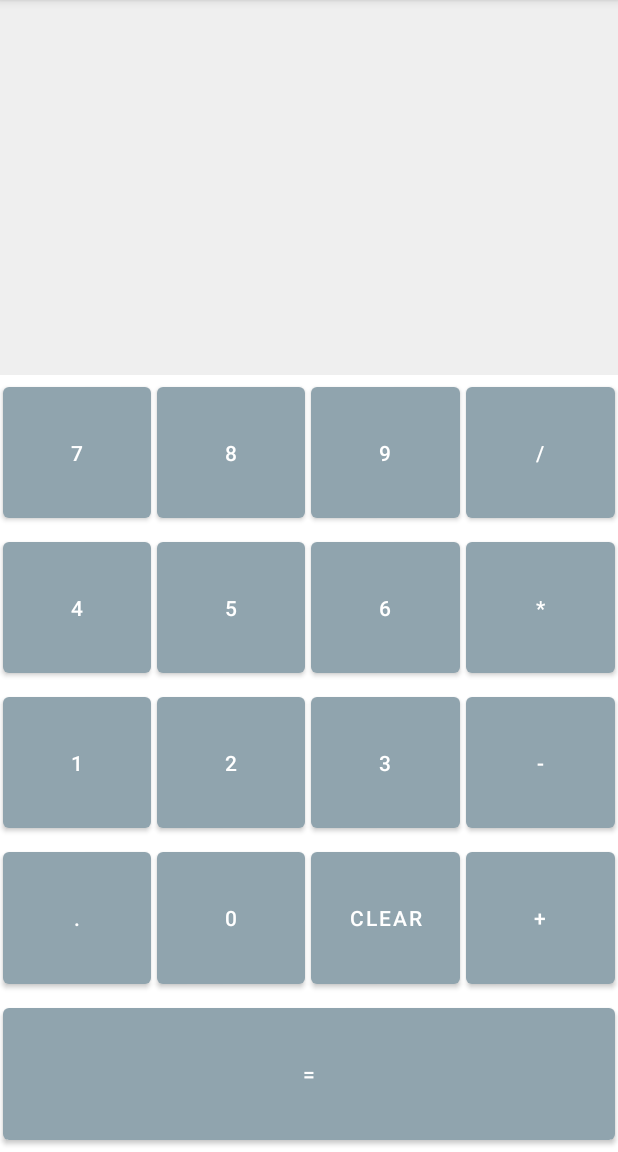
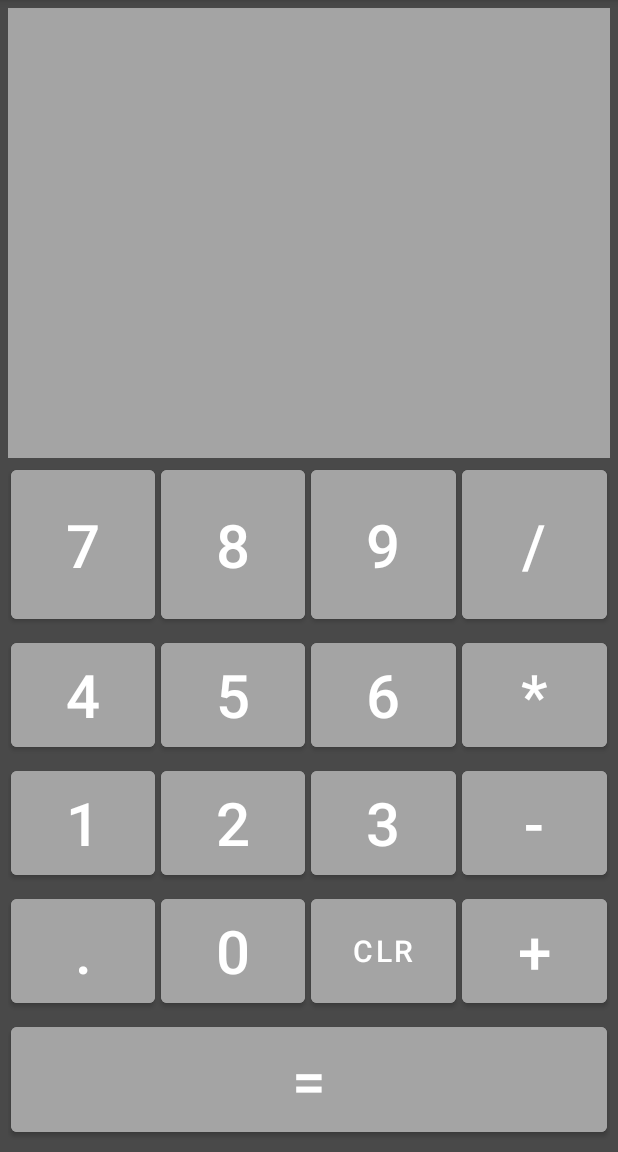
Before and after one commit to div780/Calculator, an Android app: the screen it shows after launch (MainActivity), on a phone screen of 412 x 824 dp, the part 84-1236 px from its top. Run offline under Robolectric (Android 15) with nearby library versions, the phone set to English and light mode, and no system bars.

Commit message:
finished project

```diff
--- a/app/src/main/java/com/div/mycalculator/MainActivity.kt
+++ b/app/src/main/java/com/div/mycalculator/MainActivity.kt
@@ -13,6 +13,7 @@ class MainActivity : AppCompatActivity() {
     private var tvInput: TextView? =null
     var lastNumeric: Boolean=false
     var lastDot: Boolean=false
+
 
 
     override fun onCreate(savedInstanceState: Bundle?) {
--- /dev/null
+++ b/app/src/main/res/drawable/btn_backggound.xml
@@ -0,0 +1,6 @@
+<?xml version="1.0" encoding="utf-8"?>
+<shape xmlns:android="http://schemas.android.com/apk/res/android">
+    <corners android:radius="15dp"/>
+
+    <solid android:color="#a4a4a4"/>
+</shape>
--- a/app/src/main/res/layout/activity_main.xml
+++ b/app/src/main/res/layout/activity_main.xml
@@ -4,17 +4,19 @@
     xmlns:tools="http://schemas.android.com/tools"
     android:layout_width="match_parent"
     android:layout_height="match_parent"
+    android:padding="5dp"
     tools:context=".MainActivity"
+    android:background="#494949"
     android:orientation="vertical">
 
     <TextView
         android:id="@+id/tvInput"
         android:layout_width="match_parent"
-        android:layout_height="250dp"
-        android:background="#efefef"
-        android:padding="20dp"
+        android:layout_height="300dp"
+        android:background="#a4a4a4"
+        android:padding="30dp"
         android:textSize="30sp"
-
+        android:textColor="@color/black"
         android:gravity="end|bottom"
 
         />
@@ -22,19 +24,26 @@
         android:layout_width="match_parent"
         android:layout_height="wrap_content"
         android:orientation="horizontal"
-        android:layout_weight="1"
+        android:layout_weight="5"
+
         >
         <Button
+
             android:layout_margin="2dp"
             android:id="@+id/btnSeven"
             android:layout_width="0dp"
             android:layout_height="match_parent"
+            android:backgroundTint="#a4a4a4"
+            android:textSize="40sp"
             android:layout_weight="1"
             android:text="@string/_7"
+
 
             android:onClick="onDigit"
             />
         <Button
+            android:textSize="40sp"
+            android:backgroundTint="#a4a4a4"
             android:layout_margin="2dp"
             android:id="@+id/btnEight"
             android:layout_width="0dp"
@@ -45,6 +54,8 @@
             android:onClick="onDigit"
             />
         <Button
+            android:textSize="40sp"
+            android:backgroundTint="#a4a4a4"
             android:layout_margin="2dp"
             android:id="@+id/btnNine"
             android:layout_width="0dp"
@@ -55,6 +66,8 @@
             android:onClick="onDigit"
             />
         <Button
+            android:textSize="40sp"
+            android:backgroundTint="#a4a4a4"
             android:layout_margin="2dp"
             android:id="@+id/btnDivide"
             android:layout_width="0dp"
@@ -74,6 +87,8 @@
         android:layout_weight="1"
         >
         <Button
+            android:textSize="40sp"
+            android:backgroundTint="#a4a4a4"
             android:layout_margin="2dp"
             android:id="@+id/btnFour"
             android:layout_width="0dp"
@@ -84,6 +99,8 @@
             android:onClick="onDigit"
             />
         <Button
+            android:textSize="40sp"
+            android:backgroundTint="#a4a4a4"
             android:layout_margin="2dp"
             android:id="@+id/btnFive"
             android:layout_width="0dp"
@@ -94,6 +111,8 @@
             android:onClick="onDigit"
             />
         <Button
+            android:textSize="40sp"
+            android:backgroundTint="#a4a4a4"
             android:layout_margin="2dp"
             android:id="@+id/btnSix"
             android:layout_width="0dp"
@@ -104,6 +123,8 @@
             android:onClick="onDigit"
             />
         <Button
+            android:backgroundTint="#a4a4a4"
+            android:textSize="40sp"
             android:layout_margin="2dp"
             android:id="@+id/btnMultiply"
             android:layout_width="0dp"
@@ -123,6 +144,8 @@
         android:layout_weight="1"
         >
         <Button
+            android:textSize="40sp"
+            android:backgroundTint="#a4a4a4"
             android:layout_margin="2dp"
             android:id="@+id/btnOne"
             android:layout_width="0dp"
@@ -133,6 +156,8 @@
             android:onClick="onDigit"
             />
         <Button
+            android:textSize="40sp"
+            android:backgroundTint="#a4a4a4"
             android:layout_margin="2dp"
             android:id="@+id/btnTwo"
             android:layout_width="0dp"
@@ -143,6 +168,8 @@
             android:onClick="onDigit"
             />
         <Button
+            android:backgroundTint="#a4a4a4"
+            android:textSize="40sp"
             android:layout_margin="2dp"
             android:id="@+id/btnThree"
             android:layout_width="0dp"
@@ -153,6 +180,8 @@
             android:onClick="onDigit"
             />
         <Button
+            android:textSize="40sp"
+            android:backgroundTint="#a4a4a4"
             android:layout_margin="2dp"
             android:id="@+id/btnSubstract"
             android:layout_width="0dp"
@@ -172,6 +201,8 @@
         android:layout_weight="1"
         >
         <Button
+            android:textSize="40sp"
+            android:backgroundTint="#a4a4a4"
             android:layout_margin="2dp"
             android:id="@+id/btnDot"
             android:layout_width="0dp"
@@ -182,6 +213,8 @@
             android:onClick="onDecimalPoint"
             />
         <Button
+            android:textSize="40sp"
+            android:backgroundTint="#a4a4a4"
             android:layout_margin="2dp"
             android:id="@+id/btnZero"
             android:layout_width="0dp"
@@ -192,16 +225,20 @@
             android:onClick="onDigit"
             />
         <Button
+           android:textSize="20sp"
+            android:backgroundTint="#a4a4a4"
             android:layout_margin="2dp"
             android:id="@+id/btnClear4"
             android:layout_width="0dp"
             android:layout_height="match_parent"
             android:layout_weight="1"
-            android:text="@string/clear"
+            android:text="CLR"
 
             android:onClick="onClear"
             />
         <Button
+            android:textSize="40sp"
+            android:backgroundTint="#a4a4a4"
             android:layout_margin="2dp"
             android:id="@+id/btnAdd"
             android:layout_width="0dp"
@@ -222,6 +259,8 @@
         android:layout_weight="1"
         >
         <Button
+            android:textSize="40sp"
+            android:backgroundTint="#a4a4a4"
             android:layout_margin="2dp"
             android:id="@+id/btnEqual"
             android:layout_width="0dp"
--- a/app/src/main/res/values/colors.xml
+++ b/app/src/main/res/values/colors.xml
@@ -8,4 +8,5 @@
     <color name="black">#FF000000</color>
     <color name="white">#FFFFFFFF</color>
     <color name="grey">#90a4ae</color>
+    <color name="colour_new">#a4a4a4</color>
 </resources>
```
